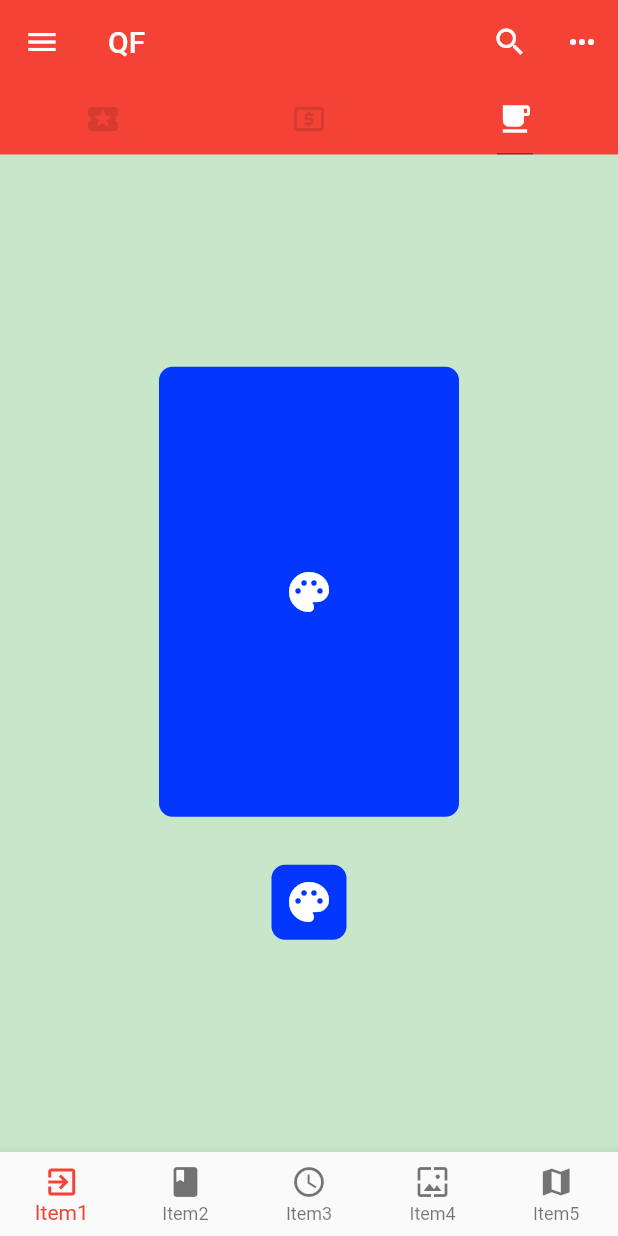
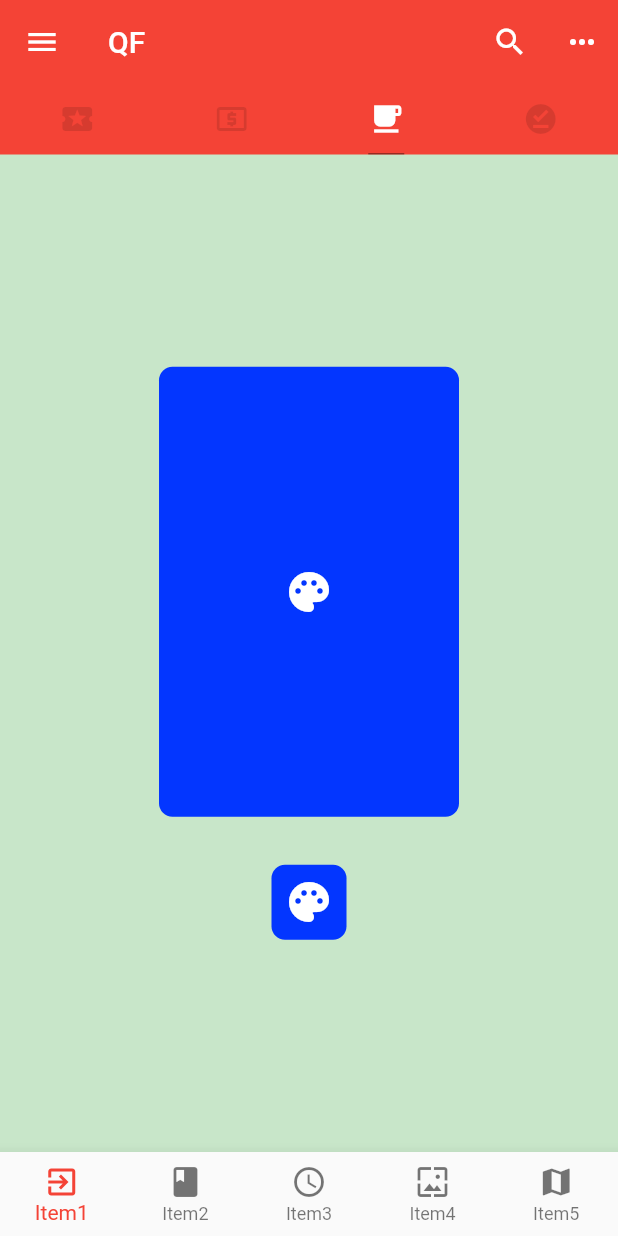
Before and after one commit to mookoonb/FlutterText, a Flutter app: the screen it shows after launch, tab 3 chosen, on a phone screen of 412 x 824 dp. Run offline on Flutter 3.47's test engine with Material 2 defaults, Android fonts, the phone set to English and light mode, and no system bars; network calls fail.

Commit message:
no message

```diff
--- a/lib/Demo/bascid_demo.dart
+++ b/lib/Demo/bascid_demo.dart
@@ -72,7 +72,7 @@ class ViewDemo extends StatelessWidget{
           )
         ],
       ),
-    )
+    );
 
 
 
--- a/lib/main.dart
+++ b/lib/main.dart
@@ -3,6 +3,7 @@ import 'Demo/bottom_navigation_bar_demo.dart';
 import 'Demo/listViewDemo.dart';
 import 'Demo/bascid_demo.dart';
 import 'Demo/layout_demo.dart';
+import 'Demo/page_View_Demo.dart';
 
 void main() => runApp(App());
 
@@ -23,7 +24,7 @@ class App extends StatelessWidget {
 class Home extends StatelessWidget {
   Widget build(BuildContext content){
     return DefaultTabController(
-        length: 3,
+        length: 4,
         child: Scaffold(
           backgroundColor:  Colors.green[100],
         appBar: AppBar(
@@ -51,6 +52,7 @@ class Home extends StatelessWidget {
               Tab(icon: Icon(Icons.local_activity)),
               Tab(icon: Icon(Icons.local_atm)),
               Tab(icon: Icon(Icons.local_cafe)),
+              Tab(icon: Icon(Icons.offline_pin)),
             ],
           ),
         ),
@@ -58,7 +60,9 @@ class Home extends StatelessWidget {
               children: <Widget>[
                 listViewDemo(),
                 ViewDemo(),
-               layoutDemo()
+               layoutDemo(),
+               PageViewDemo()
+
               ],
             ),
 
```
Also changed, not shown: lib/Demo/page_View_Demo.dart (added, +31 -0 lines).
